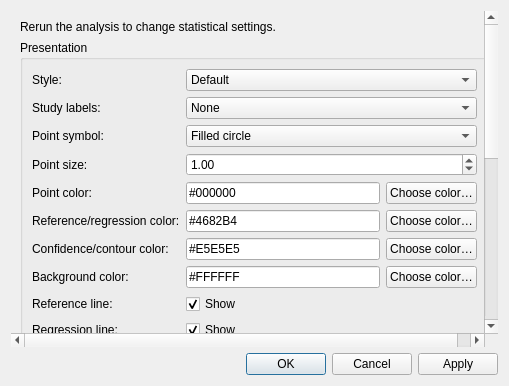
The window that src/rc_metastudio/forms/funnel_plot_editor_dialog.ui (AliSalman-et-al/rc-metastudio) describes before a commit, drawn with Qt 5.
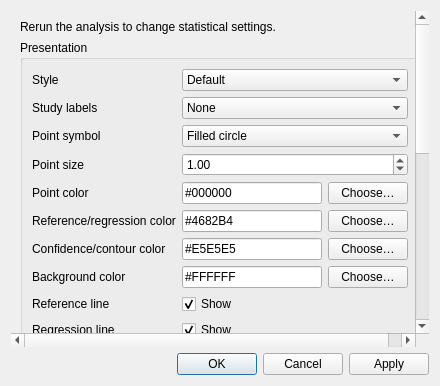
The same window after the commit.

What changed in the file:
```diff
--- a/src/rc_metastudio/forms/funnel_plot_editor_dialog.ui
+++ b/src/rc_metastudio/forms/funnel_plot_editor_dialog.ui
@@ -14,27 +14,27 @@
        <item>
         <widget class="QGroupBox" name="appearance_group"><property name="title"><string>Presentation</string></property>
          <layout class="QGridLayout" name="appearance_layout">
-          <item row="0" column="0"><widget class="QLabel" name="style_label"><property name="text"><string>Style:</string></property></widget></item>
+          <item row="0" column="0"><widget class="QLabel" name="style_label"><property name="text"><string>Style</string></property></widget></item>
           <item row="0" column="1"><widget class="QComboBox" name="style_combo"><item><property name="text"><string>Default</string></property></item><item><property name="text"><string>RevMan</string></property></item><item><property name="text"><string>BMJ</string></property></item></widget></item>
-          <item row="1" column="0"><widget class="QLabel" name="label_policy_label"><property name="text"><string>Study labels:</string></property></widget></item>
+          <item row="1" column="0"><widget class="QLabel" name="label_policy_label"><property name="text"><string>Study labels</string></property></widget></item>
           <item row="1" column="1"><widget class="QComboBox" name="label_policy_combo"><item><property name="text"><string>None</string></property></item><item><property name="text"><string>Outside pseudo-confidence region</string></property></item><item><property name="text"><string>All</string></property></item></widget></item>
-          <item row="2" column="0"><widget class="QLabel" name="point_symbol_label"><property name="text"><string>Point symbol:</string></property></widget></item>
+          <item row="2" column="0"><widget class="QLabel" name="point_symbol_label"><property name="text"><string>Point symbol</string></property></widget></item>
           <item row="2" column="1"><widget class="QComboBox" name="point_symbol_combo"><item><property name="text"><string>Filled circle</string></property></item><item><property name="text"><string>Open circle</string></property></item><item><property name="text"><string>Square</string></property></item><item><property name="text"><string>Triangle</string></property></item><item><property name="text"><string>Diamond</string></property></item></widget></item>
-          <item row="3" column="0"><widget class="QLabel" name="point_size_label"><property name="text"><string>Point size:</string></property></widget></item>
+          <item row="3" column="0"><widget class="QLabel" name="point_size_label"><property name="text"><string>Point size</string></property></widget></item>
           <item row="3" column="1"><widget class="QDoubleSpinBox" name="point_size_spin"><property name="minimum"><double>0.25</double></property><property name="maximum"><double>5.0</double></property><property name="singleStep"><double>0.25</double></property><property name="value"><double>1.0</double></property></widget></item>
-          <item row="4" column="0"><widget class="QLabel" name="point_color_label"><property name="text"><string>Point color:</string></property></widget></item>
-          <item row="4" column="1"><layout class="QHBoxLayout" name="point_color_layout"><item><widget class="QLineEdit" name="point_color_edit"><property name="text"><string>#000000</string></property></widget></item><item><widget class="QPushButton" name="point_color_button"><property name="text"><string>Choose color…</string></property></widget></item></layout></item>
-          <item row="5" column="0"><widget class="QLabel" name="reference_color_label"><property name="text"><string>Reference/regression color:</string></property></widget></item>
-          <item row="5" column="1"><layout class="QHBoxLayout" name="reference_color_layout"><item><widget class="QLineEdit" name="reference_color_edit"><property name="text"><string>#4682B4</string></property></widget></item><item><widget class="QPushButton" name="reference_color_button"><property name="text"><string>Choose color…</string></property></widget></item></layout></item>
-          <item row="6" column="0"><widget class="QLabel" name="region_color_label"><property name="text"><string>Confidence/contour color:</string></property></widget></item>
-          <item row="6" column="1"><layout class="QHBoxLayout" name="region_color_layout"><item><widget class="QLineEdit" name="region_color_edit"><property name="text"><string>#E5E5E5</string></property></widget></item><item><widget class="QPushButton" name="region_color_button"><property name="text"><string>Choose color…</string></property></widget></item></layout></item>
-          <item row="7" column="0"><widget class="QLabel" name="background_color_label"><property name="text"><string>Background color:</string></property></widget></item>
-          <item row="7" column="1"><layout class="QHBoxLayout" name="background_color_layout"><item><widget class="QLineEdit" name="background_color_edit"><property name="text"><string>#FFFFFF</string></property></widget></item><item><widget class="QPushButton" name="background_color_button"><property name="text"><string>Choose color…</string></property></widget></item></layout></item>
-          <item row="8" column="0"><widget class="QLabel" name="reference_visible_label"><property name="text"><string>Reference line:</string></property></widget></item>
+          <item row="4" column="0"><widget class="QLabel" name="point_color_label"><property name="text"><string>Point color</string></property></widget></item>
+          <item row="4" column="1"><layout class="QHBoxLayout" name="point_color_layout"><item><widget class="QLineEdit" name="point_color_edit"><property name="text"><string>#000000</string></property></widget></item><item><widget class="QPushButton" name="point_color_button"><property name="text"><string>Choose…</string></property></widget></item></layout></item>
+          <item row="5" column="0"><widget class="QLabel" name="reference_color_label"><property name="text"><string>Reference/regression color</string></property></widget></item>
+          <item row="5" column="1"><layout class="QHBoxLayout" name="reference_color_layout"><item><widget class="QLineEdit" name="reference_color_edit"><property name="text"><string>#4682B4</string></property></widget></item><item><widget class="QPushButton" name="reference_color_button"><property name="text"><string>Choose…</string></property></widget></item></layout></item>
+          <item row="6" column="0"><widget class="QLabel" name="region_color_label"><property name="text"><string>Confidence/contour color</string></property></widget></item>
+          <item row="6" column="1"><layout class="QHBoxLayout" name="region_color_layout"><item><widget class="QLineEdit" name="region_color_edit"><property name="text"><string>#E5E5E5</string></property></widget></item><item><widget class="QPushButton" name="region_color_button"><property name="text"><string>Choose…</string></property></widget></item></layout></item>
+          <item row="7" column="0"><widget class="QLabel" name="background_color_label"><property name="text"><string>Background color</string></property></widget></item>
+          <item row="7" column="1"><layout class="QHBoxLayout" name="background_color_layout"><item><widget class="QLineEdit" name="background_color_edit"><property name="text"><string>#FFFFFF</string></property></widget></item><item><widget class="QPushButton" name="background_color_button"><property name="text"><string>Choose…</string></property></widget></item></layout></item>
+          <item row="8" column="0"><widget class="QLabel" name="reference_visible_label"><property name="text"><string>Reference line</string></property></widget></item>
           <item row="8" column="1"><widget class="QCheckBox" name="reference_visible_check"><property name="text"><string>Show</string></property><property name="checked"><bool>true</bool></property></widget></item>
-          <item row="9" column="0"><widget class="QLabel" name="regression_visible_label"><property name="text"><string>Regression line:</string></property></widget></item>
+          <item row="9" column="0"><widget class="QLabel" name="regression_visible_label"><property name="text"><string>Regression line</string></property></widget></item>
           <item row="9" column="1"><widget class="QCheckBox" name="regression_visible_check"><property name="text"><string>Show</string></property><property name="checked"><bool>true</bool></property></widget></item>
-          <item row="10" column="0"><widget class="QLabel" name="pooled_overlay_label"><property name="text"><string>Pooled display overlay:</string></property></widget></item>
+          <item row="10" column="0"><widget class="QLabel" name="pooled_overlay_label"><property name="text"><string>Pooled display overlay</string></property></widget></item>
           <item row="10" column="1"><widget class="QCheckBox" name="pooled_overlay_check"><property name="text"><string>Show</string></property><property name="checked"><bool>true</bool></property></widget></item>
          </layout>
         </widget>
@@ -42,34 +42,34 @@
        <item>
         <widget class="QGroupBox" name="confidence_group"><property name="title"><string>Confidence and contour geometry</string></property>
          <layout class="QGridLayout" name="confidence_layout">
-          <item row="0" column="0"><widget class="QLabel" name="sampling_confidence_label"><property name="text"><string>Sampling confidence level:</string></property></widget></item>
+          <item row="0" column="0"><widget class="QLabel" name="sampling_confidence_label"><property name="text"><string>Sampling confidence level</string></property></widget></item>
           <item row="0" column="1"><widget class="QDoubleSpinBox" name="sampling_confidence_spin"><property name="minimum"><double>50.0</double></property><property name="maximum"><double>99.9</double></property><property name="value"><double>95.0</double></property></widget></item>
-          <item row="1" column="0"><widget class="QCheckBox" name="include_tau2_check"><property name="text"><string>Include tau² in pseudo-confidence region</string></property></widget></item>
-          <item row="1" column="1"><widget class="QCheckBox" name="sampling_region_check"><property name="text"><string>Show pseudo-confidence region</string></property><property name="checked"><bool>true</bool></property></widget></item>
-          <item row="2" column="0"><widget class="QLabel" name="contour_levels_label"><property name="text"><string>Null contour levels (%):</string></property></widget></item>
-          <item row="2" column="1"><widget class="QLineEdit" name="contour_levels_edit"><property name="text"><string>90,95,99</string></property></widget></item>
+          <item row="1" column="1"><widget class="QCheckBox" name="include_tau2_check"><property name="text"><string>Include τ² in pseudo-confidence region</string></property></widget></item>
+          <item row="2" column="1"><widget class="QCheckBox" name="sampling_region_check"><property name="text"><string>Show pseudo-confidence region</string></property><property name="checked"><bool>true</bool></property></widget></item>
+          <item row="3" column="0"><widget class="QLabel" name="contour_levels_label"><property name="text"><string>Null contour levels (%)</string></property></widget></item>
+          <item row="3" column="1"><widget class="QLineEdit" name="contour_levels_edit"><property name="text"><string>90,95,99</string></property></widget></item>
          </layout>
         </widget>
        </item>
        <item>
         <widget class="QGroupBox" name="axis_group"><property name="title"><string>Axes</string></property>
          <layout class="QGridLayout" name="axis_layout">
-          <item row="0" column="0"><widget class="QLabel" name="x_label_label"><property name="text"><string>X-axis label:</string></property></widget></item>
+          <item row="0" column="0"><widget class="QLabel" name="x_label_label"><property name="text"><string>X-axis label</string></property></widget></item>
           <item row="0" column="1"><widget class="QLineEdit" name="x_label_edit"><property name="text"><string>[default]</string></property></widget></item>
-          <item row="1" column="0"><widget class="QLabel" name="y_label_label"><property name="text"><string>Y-axis label:</string></property></widget></item>
+          <item row="1" column="0"><widget class="QLabel" name="y_label_label"><property name="text"><string>Y-axis label</string></property></widget></item>
           <item row="1" column="1"><widget class="QLineEdit" name="y_label_edit"><property name="text"><string>Standard error</string></property></widget></item>
-          <item row="2" column="0"><widget class="QLabel" name="x_lower_label"><property name="text"><string>X-axis lower bound:</string></property></widget></item>
+          <item row="2" column="0"><widget class="QLabel" name="x_lower_label"><property name="text"><string>X-axis lower bound</string></property></widget></item>
           <item row="2" column="1"><widget class="QLineEdit" name="x_lower_edit"><property name="text"><string>[default]</string></property></widget></item>
-          <item row="3" column="0"><widget class="QLabel" name="x_upper_label"><property name="text"><string>X-axis upper bound:</string></property></widget></item>
+          <item row="3" column="0"><widget class="QLabel" name="x_upper_label"><property name="text"><string>X-axis upper bound</string></property></widget></item>
           <item row="3" column="1"><widget class="QLineEdit" name="x_upper_edit"><property name="text"><string>[default]</string></property></widget></item>
-          <item row="4" column="0"><widget class="QLabel" name="x_ticks_label"><property name="text"><string>X-axis ticks:</string></property></widget></item>
+          <item row="4" column="0"><widget class="QLabel" name="x_ticks_label"><property name="text"><string>X-axis ticks</string></property></widget></item>
           <item row="4" column="1"><widget class="QLineEdit" name="x_ticks_edit"><property name="text"><string>[default]</string></property></widget></item>
          </layout>
         </widget>
        </item>
        <item>
         <layout class="QHBoxLayout" name="path_layout">
-         <item><widget class="QLabel" name="path_label"><property name="text"><string>Save image to:</string></property></widget></item>
+         <item><widget class="QLabel" name="path_label"><property name="text"><string>Save image to</string></property></widget></item>
          <item><widget class="QLineEdit" name="path_edit"/></item>
          <item><widget class="QPushButton" name="browse_button"><property name="text"><string>Browse...</string></property><property name="accessibleName"><string>Browse funnel plot save path</string></property></widget></item>
         </layout>
```
